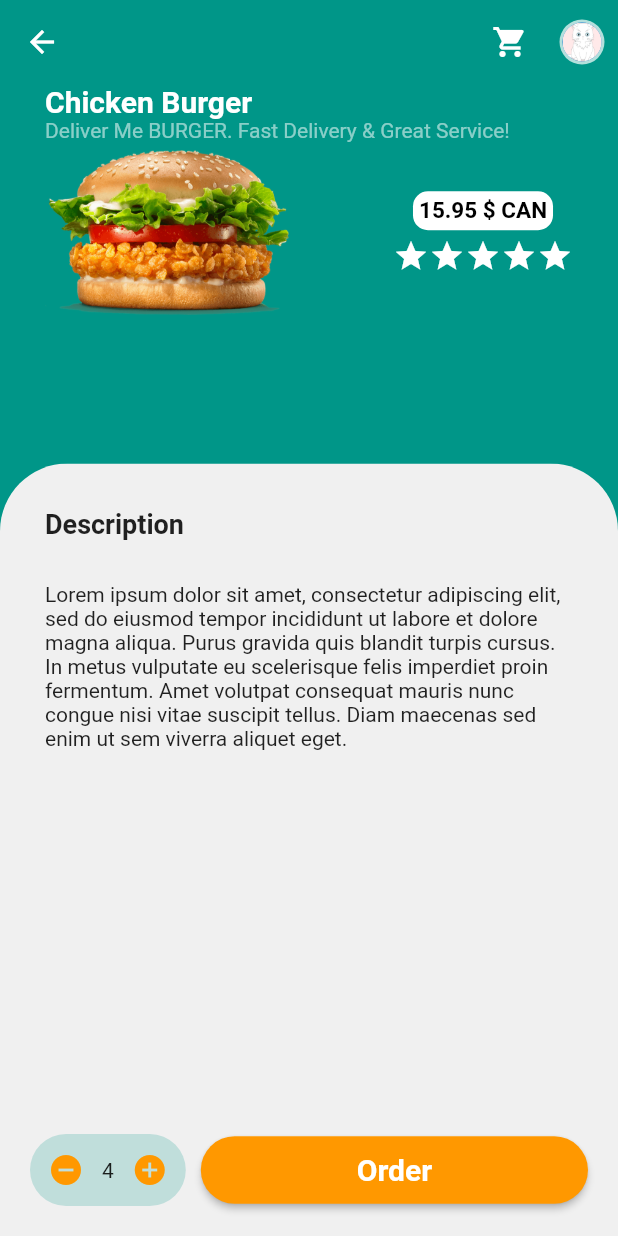
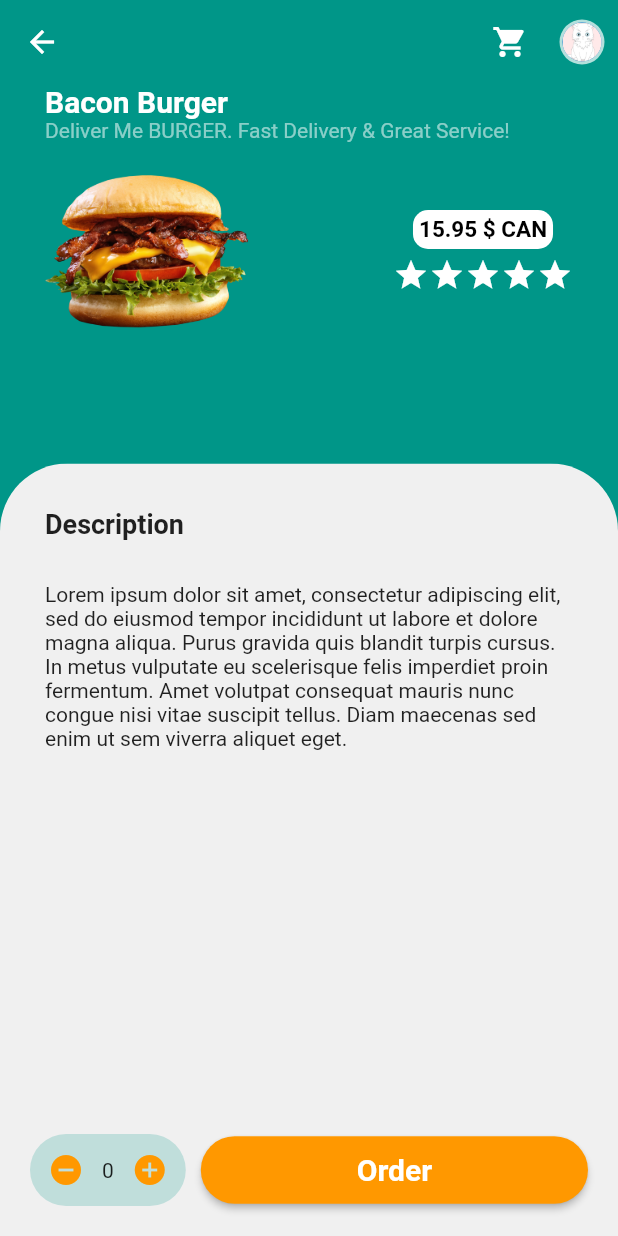
Before and after one commit to irfan87/burger_app_flutter, a Flutter app: the screen it shows after launch, after a tap on "Bacon Burger", on a phone screen of 412 x 824 dp. Run offline on Flutter 3.47's test engine with Material 2 defaults, Android fonts, the phone set to English and light mode, and no system bars.

Commit message:
argument for routes and name

```diff
--- a/lib/burger_page.dart
+++ b/lib/burger_page.dart
@@ -14,13 +14,16 @@ class _BurgerPageState extends State<BurgerPage> {
   );
 
   Widget baconCheeseBurgerImage = Container(
-    height: 160.0,
+    height: 135.0,
     child: Image.asset("images/bacon_cheeseburger.png"),
   );
+
+  int burgerQuantity = 0;
 
   @override
   Widget build(BuildContext context) {
     Size size = MediaQuery.of(context).size;
+    Object? nameArgument = ModalRoute.of(context)?.settings.arguments;
 
     return Scaffold(
       appBar: AppBar(
@@ -56,7 +59,7 @@ class _BurgerPageState extends State<BurgerPage> {
               crossAxisAlignment: CrossAxisAlignment.start,
               children: [
                 Text(
-                  "Chicken Burger",
+                  nameArgument.toString(),
                   style: TextStyle(
                     fontWeight: FontWeight.bold,
                     fontSize: 20.0,
@@ -75,7 +78,9 @@ class _BurgerPageState extends State<BurgerPage> {
                 ),
                 Row(
                   children: [
-                    chickenBurgerImage,
+                    nameArgument == "Chicken Burger"
+                        ? chickenBurgerImage
+                        : baconCheeseBurgerImage,
                     Spacer(),
                     Column(
                       children: [
@@ -194,15 +199,19 @@ class _BurgerPageState extends State<BurgerPage> {
                             children: [
                               IconButton(
                                 onPressed: () {
-                                  // WILL BE A REMOVE FUNCTION
+                                  setState(() {
+                                    burgerQuantity--;
+                                  });
                                 },
                                 icon: Icon(Icons.remove_circle),
                                 color: Theme.of(context).colorScheme.secondary,
                               ),
-                              Text("4"),
+                              Text(burgerQuantity.toString()),
                               IconButton(
                                 onPressed: () {
-                                  // WILL BE AN ADD FUNCTION
+                                  setState(() {
+                                    burgerQuantity++;
+                                  });
                                 },
                                 icon: Icon(Icons.add_circle),
                                 color: Theme.of(context).colorScheme.secondary,
--- a/lib/burgers_list.dart
+++ b/lib/burgers_list.dart
@@ -99,7 +99,10 @@ class _BurgersListState extends State<BurgersList> {
                       ),
                     ),
                     onTap: () {
-                      Navigator.of(context).pushNamed(BurgerPage.tag);
+                      Navigator.of(context).pushNamed(
+                        BurgerPage.tag,
+                        arguments: reverse ? "Chicken Burger" : "Bacon Burger",
+                      );
                     },
                   ),
                 ),
@@ -107,7 +110,10 @@ class _BurgersListState extends State<BurgersList> {
                   top: reverse ? 75.0 : 50.0,
                   child: GestureDetector(
                     onTap: () {
-                      Navigator.of(context).pushNamed(BurgerPage.tag);
+                      Navigator.of(context).pushNamed(
+                        BurgerPage.tag,
+                        arguments: reverse ? "Chicken Burger" : "Bacon Burger",
+                      );
                     },
                     child:
                         reverse ? chickenBurgerImage : baconCheeseBurgerImage,
--- a/lib/main.dart
+++ b/lib/main.dart
@@ -75,7 +75,10 @@ class _BurgerState extends State<Burger> {
       floatingActionButtonLocation: FloatingActionButtonLocation.centerDocked,
       floatingActionButton: FloatingActionButton(
         onPressed: () {},
-        child: Icon(Icons.home),
+        child: Icon(
+          Icons.home,
+          color: Colors.white,
+        ),
       ),
       bottomNavigationBar: ClipRRect(
         borderRadius: BorderRadius.vertical(top: Radius.circular(45)),
```
